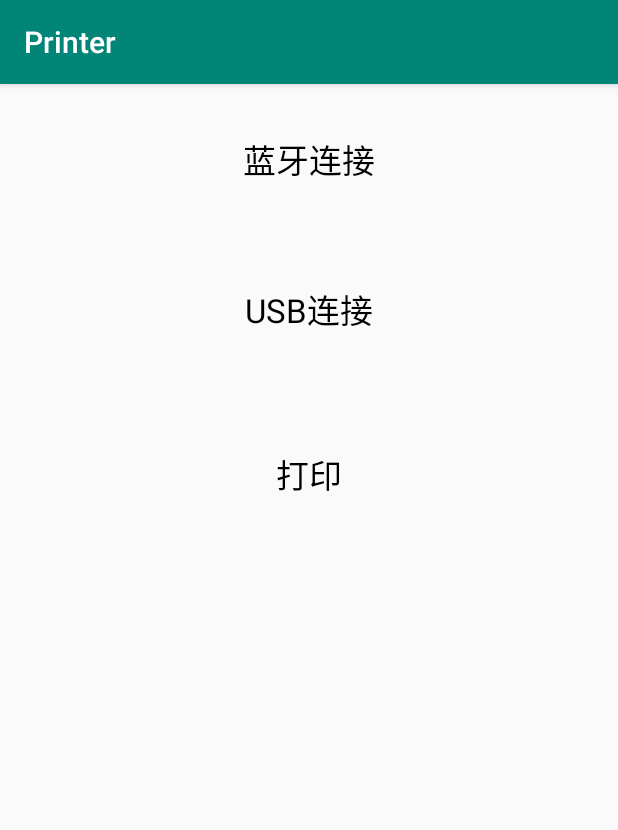
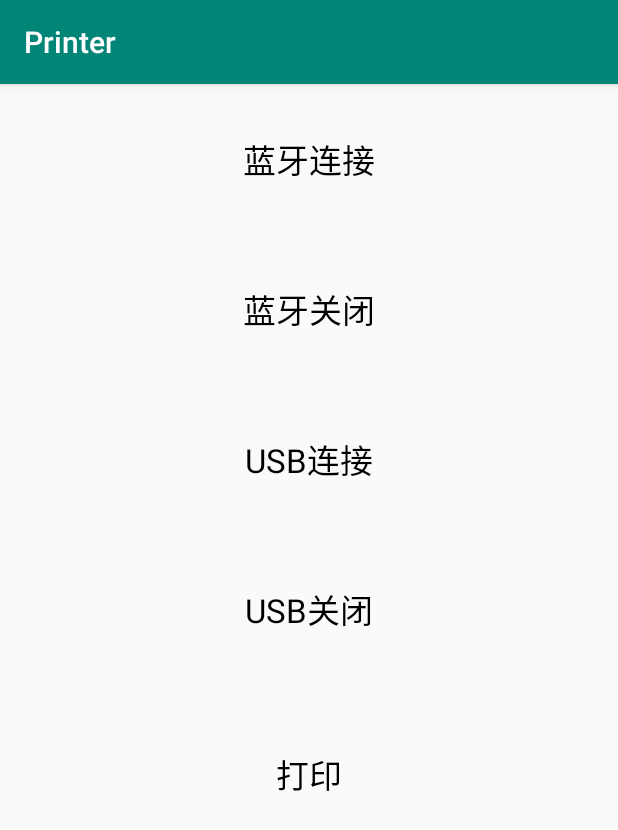
Before and after one commit to wang-love-yu/Printer, an Android app: the screen it shows after launch (MainActivity), on a phone screen of 412 x 824 dp. Shown: the top 830 px of the screen. Run offline under Robolectric (Android 15) with nearby library versions, the phone set to English and light mode, and no system bars.

Commit message:
修复bug

```diff
--- a/app/src/main/res/layout/activity_main.xml
+++ b/app/src/main/res/layout/activity_main.xml
@@ -21,6 +21,19 @@
         app:layout_constraintTop_toTopOf="parent" />
 
     <TextView
+        android:id="@+id/tv_disconnect_bt"
+        android:layout_width="match_parent"
+        android:layout_height="100dp"
+        android:text="蓝牙关闭"
+        android:textSize="22sp"
+        android:gravity="center"
+        android:textColor="#000"
+        app:layout_constraintBottom_toBottomOf="parent"
+        app:layout_constraintLeft_toLeftOf="parent"
+        app:layout_constraintRight_toRightOf="parent"
+        app:layout_constraintTop_toTopOf="parent" />
+
+    <TextView
         android:id="@+id/tv_connect_usb"
         android:layout_width="match_parent"
         android:layout_height="100dp"
@@ -32,7 +45,18 @@
         app:layout_constraintLeft_toLeftOf="parent"
         app:layout_constraintRight_toRightOf="parent"
         app:layout_constraintTop_toTopOf="parent" />
-
+    <TextView
+        android:id="@+id/tv_disconnect_usb"
+        android:layout_width="match_parent"
+        android:layout_height="100dp"
+        android:text="USB关闭"
+        android:textSize="22sp"
+        android:gravity="center"
+        android:textColor="#000"
+        app:layout_constraintBottom_toBottomOf="parent"
+        app:layout_constraintLeft_toLeftOf="parent"
+        app:layout_constraintRight_toRightOf="parent"
+        app:layout_constraintTop_toTopOf="parent" />
     <TextView
         android:layout_marginTop="10dp"
         android:id="@+id/tv_print"
```
Also changed, not shown: app/src/main/java/zs/qimai/com/test/MainActivity.kt (+24 -1 lines), app/src/main/java/zs/qimai/com/test/TestAnimation.kt (added, +5 -0 lines), app/src/main/java/zs/qimai/com/test/TestAnimation1.java (added, +12 -0 lines), app/src/main/java/zs/qimai/com/test/TestAnimation2.java (added, +11 -0 lines), app/src/main/java/zs/qimai/com/test/TestAnimator.kt (added, +5 -0 lines), printer/src/main/java/zs/qimai/com/printer/manager/BlueDeviceManager.kt (+15 -1 lines), printer/src/main/java/zs/qimai/com/printer/manager/DeviceManagerUtils.kt (+5 -5 lines), printer/src/main/java/zs/qimai/com/printer/manager/Test.kt (added, +7 -0 lines), 1 other file.
